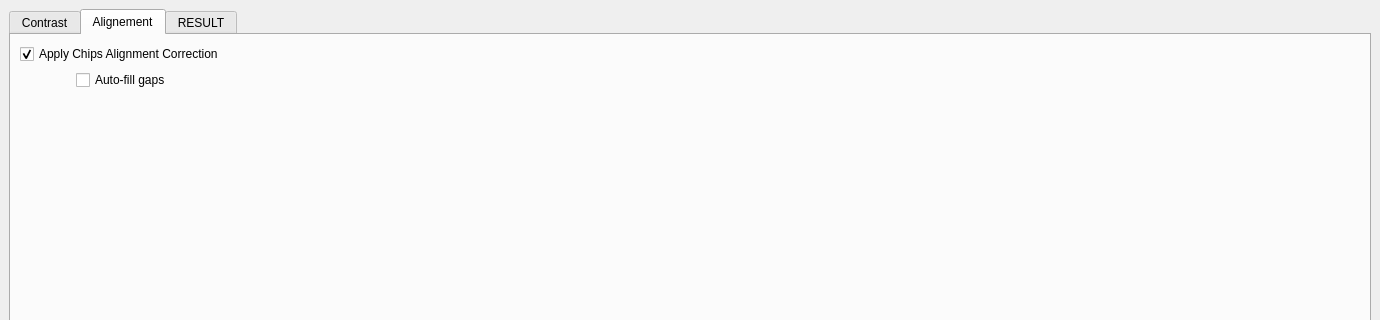
neutronimaging/python_notebooks, file notebooks/ui/ui_mcp_chips_corrector.ui: the form before one commit; both pictures show x 0 to 1380 and y 0 to 320 of the 1380 by 689 pixel window.
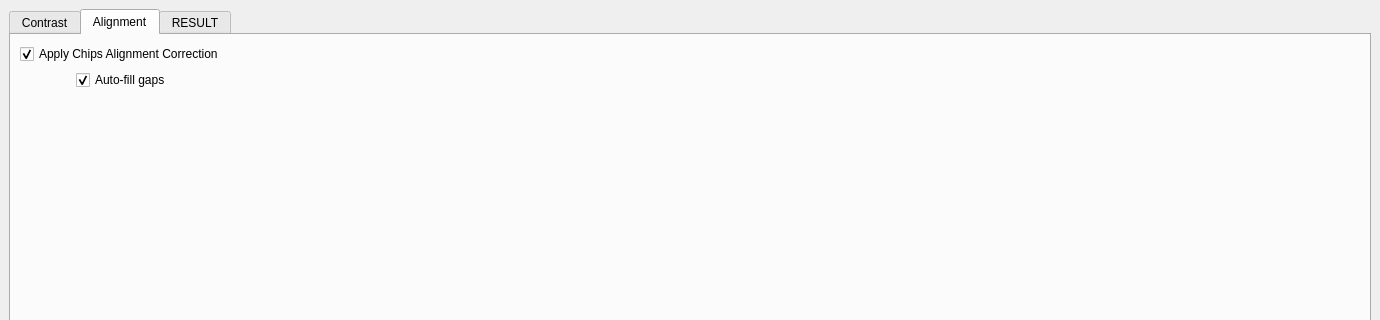
The form after the commit. The open tabs and pages were chosen to show the change.

Patch:
```diff
--- a/notebooks/ui/ui_mcp_chips_corrector.ui
+++ b/notebooks/ui/ui_mcp_chips_corrector.ui
@@ -280,7 +280,7 @@
       </widget>
       <widget class="QWidget" name="tab_4">
        <attribute name="title">
-        <string>Alignement</string>
+        <string>Alignment</string>
        </attribute>
        <layout class="QVBoxLayout" name="verticalLayout_6">
         <item>
@@ -319,6 +319,9 @@
             <property name="text">
              <string>Auto-fill gaps</string>
             </property>
+            <property name="checked">
+             <bool>true</bool>
+            </property>
            </widget>
           </item>
          </layout>
```
Left out of the diff: 4 changed lines with no effect on the pictures.
